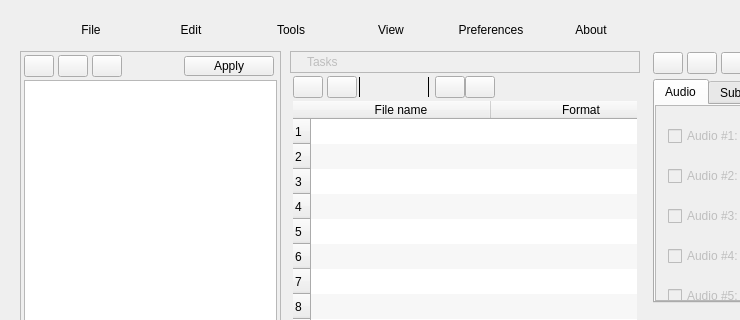
Qt form app/mainwindow.ui (CineEncoder/cine-encoder) before a commit; both pictures show x 0 to 740 and y 0 to 320 of the 1407 by 754 pixel window.
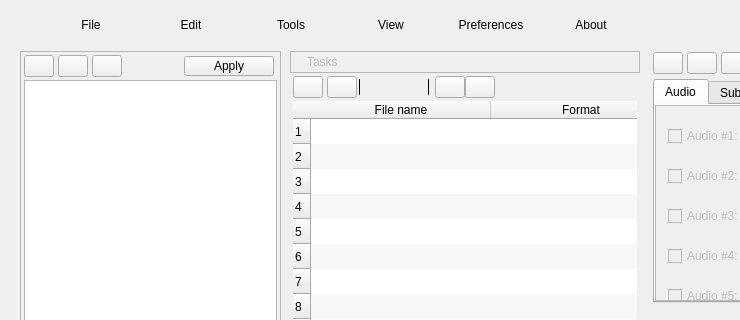
The same form after that commit. Icons and pictures are not drawn.

The edit to the form file:
```diff
--- a/app/mainwindow.ui
+++ b/app/mainwindow.ui
@@ -4863,12 +4863,18 @@
                  </property>
                 </spacer>
                </item>
-               <item row="2" column="6">
+               <item row="2" column="6" alignment="Qt::AlignVCenter">
                 <widget class="Line" name="line_4">
+                 <property name="minimumSize">
+                  <size>
+                   <width>1</width>
+                   <height>16</height>
+                  </size>
+                 </property>
                  <property name="maximumSize">
                   <size>
                    <width>1</width>
-                   <height>20</height>
+                   <height>16</height>
                   </size>
                  </property>
                  <property name="frameShadow">
@@ -4879,12 +4885,18 @@
                  </property>
                 </widget>
                </item>
-               <item row="2" column="12">
+               <item row="2" column="12" alignment="Qt::AlignVCenter">
                 <widget class="Line" name="line_3">
+                 <property name="minimumSize">
+                  <size>
+                   <width>1</width>
+                   <height>16</height>
+                  </size>
+                 </property>
                  <property name="maximumSize">
                   <size>
                    <width>1</width>
-                   <height>20</height>
+                   <height>16</height>
                   </size>
                  </property>
                  <property name="frameShadow">
@@ -6785,7 +6797,7 @@
               </property>
              </spacer>
             </item>
-            <item row="0" column="14" alignment="Qt::AlignBottom">
+            <item row="0" column="14" alignment="Qt::AlignVCenter">
              <widget class="QPushButton" name="menuPreferencesButton">
               <property name="minimumSize">
                <size>
@@ -6820,7 +6832,7 @@
               </property>
              </spacer>
             </item>
-            <item row="0" column="12" alignment="Qt::AlignBottom">
+            <item row="0" column="12" alignment="Qt::AlignVCenter">
              <widget class="QPushButton" name="menuViewButton">
               <property name="minimumSize">
                <size>
@@ -6992,7 +7004,7 @@
               </property>
              </spacer>
             </item>
-            <item row="0" column="10" alignment="Qt::AlignBottom">
+            <item row="0" column="10" alignment="Qt::AlignVCenter">
              <widget class="QPushButton" name="menuToolsButton">
               <property name="minimumSize">
                <size>
@@ -7040,7 +7052,7 @@
               </property>
              </spacer>
             </item>
-            <item row="0" column="20" alignment="Qt::AlignBottom">
+            <item row="0" column="20" alignment="Qt::AlignVCenter">
              <widget class="QPushButton" name="menuAboutButton">
               <property name="minimumSize">
                <size>
@@ -7094,7 +7106,7 @@
               </property>
              </widget>
             </item>
-            <item row="0" column="8" alignment="Qt::AlignBottom">
+            <item row="0" column="8" alignment="Qt::AlignVCenter">
              <widget class="QPushButton" name="menuEditButton">
               <property name="minimumSize">
                <size>
@@ -7132,7 +7144,7 @@
               </property>
              </spacer>
             </item>
-            <item row="0" column="5" alignment="Qt::AlignBottom">
+            <item row="0" column="5" alignment="Qt::AlignVCenter">
              <widget class="QPushButton" name="menuFileButton">
               <property name="minimumSize">
                <size>
```
